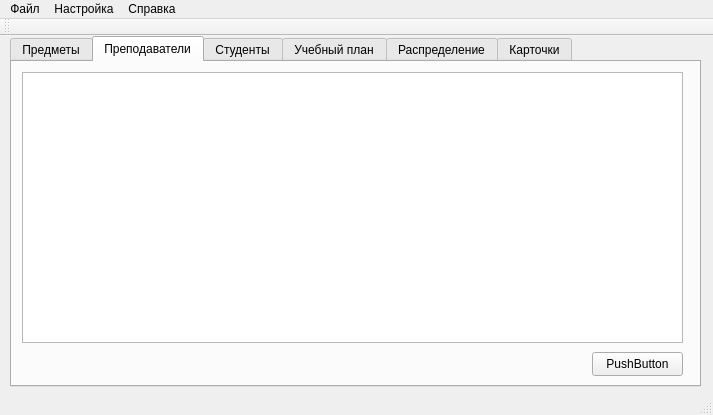
Before: the Qt Designer form mainwindow.ui in alexeypertcev/ksu-ivt-nagruzka, drawn with Qt 5.
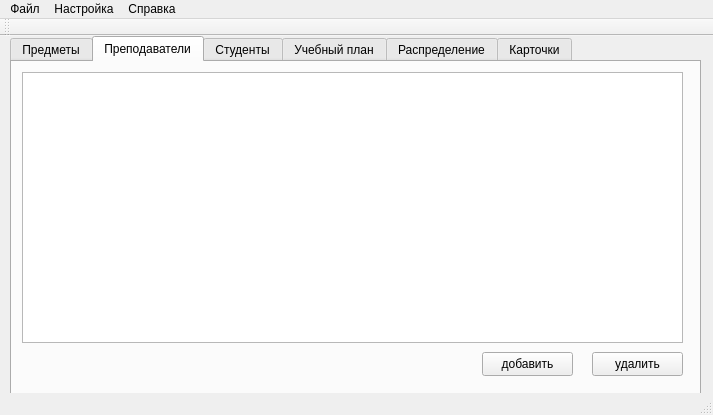
After: the same form once the commit is applied. The open tabs and pages were chosen to show the change.

Commit message: Первая рабочая часть, вкладка с предметами закончена алгоритм создан далее возможны только небольшие доработки

Patch:
```diff
--- a/mainwindow.ui
+++ b/mainwindow.ui
@@ -20,7 +20,7 @@
       <x>10</x>
       <y>0</y>
       <width>691</width>
-      <height>351</height>
+      <height>361</height>
      </rect>
     </property>
     <property name="currentIndex">
@@ -81,7 +81,7 @@
        </rect>
       </property>
       <property name="text">
-       <string>PushButton</string>
+       <string>удалить</string>
       </property>
      </widget>
      <widget class="QTableView" name="tableView_2">
@@ -94,6 +94,19 @@
        </rect>
       </property>
      </widget>
+     <widget class="QPushButton" name="pushButton_4">
+      <property name="geometry">
+       <rect>
+        <x>470</x>
+        <y>290</y>
+        <width>91</width>
+        <height>24</height>
+       </rect>
+      </property>
+      <property name="text">
+       <string>добавить</string>
+      </property>
+     </widget>
     </widget>
     <widget class="QWidget" name="tab_2">
      <attribute name="title">
```
Left out of the diff: 6 changed lines with no effect on the pictures. The commit also changes 2 other files.
